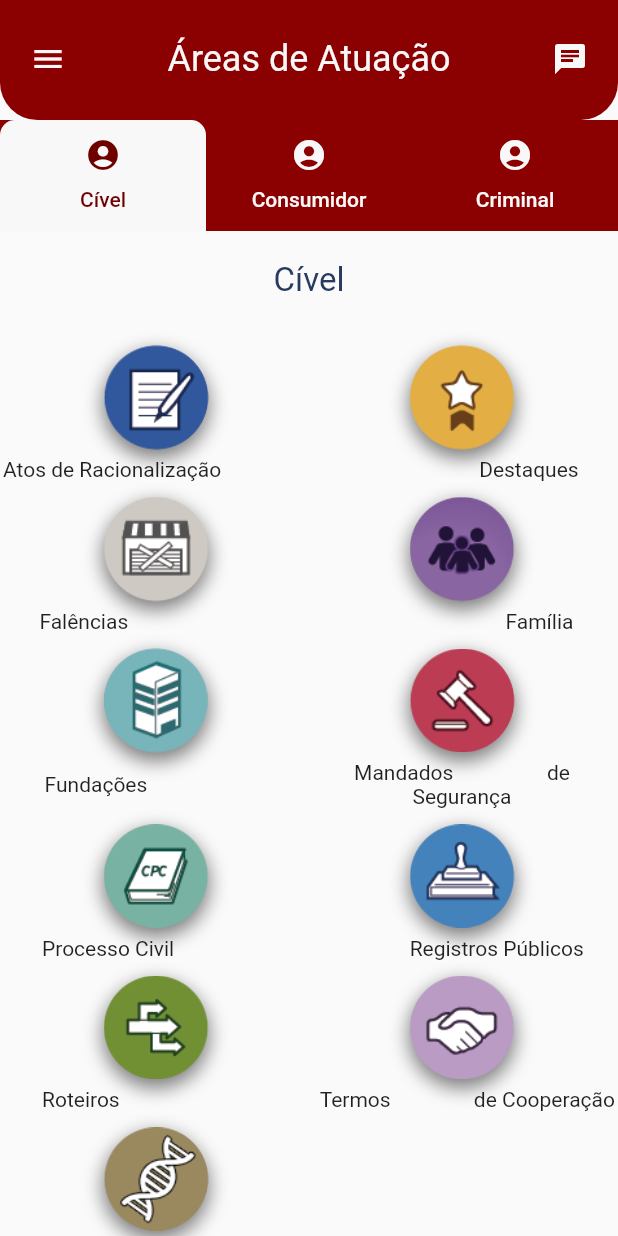
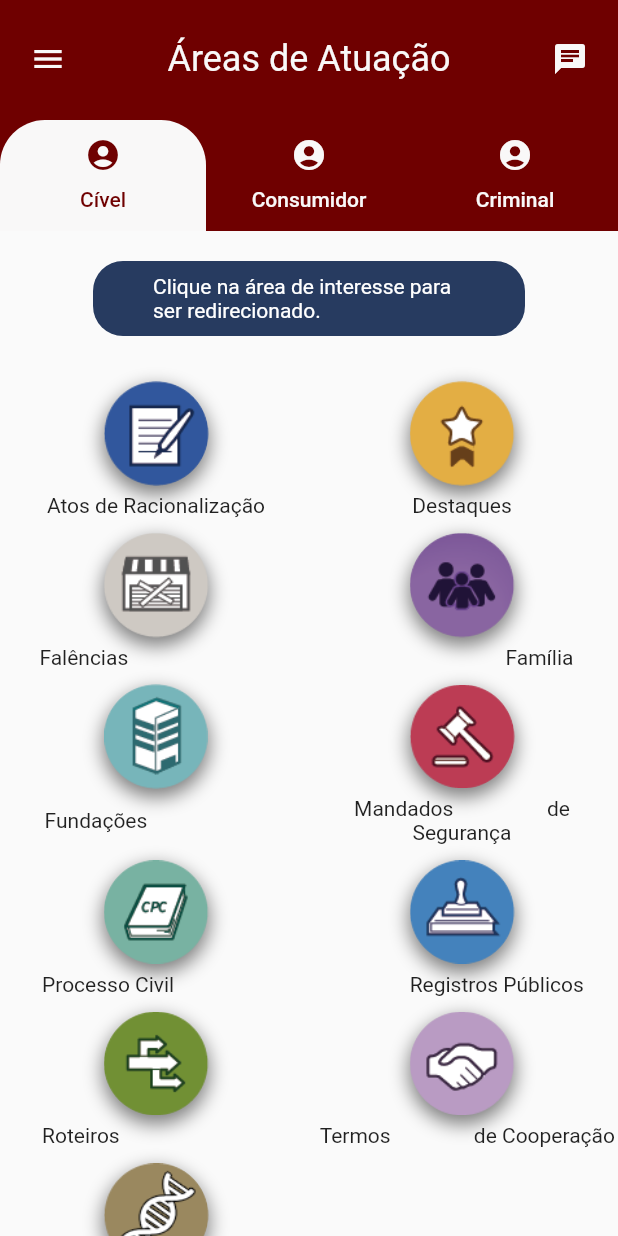
Before and after one commit to PapitoTI/Challenge_MPSP, a Flutter app: the Area screen opened directly, on a phone screen of 412 x 824 dp. Run offline on Flutter 3.47's test engine with Material 2 defaults, Android fonts, the phone set to English and light mode, and no system bars; our stand-ins replace bloc, flutter_bloc, font_awesome_flutter, google_fonts.

Commit message:
Correções pós implementação do TabBar

```diff
--- a/lib/views/area.view.dart
+++ b/lib/views/area.view.dart
@@ -23,7 +23,9 @@ class Area extends StatelessWidget with NavigationStates {
         body: SafeArea(
           child: Column(
             children: [
-              TopContainer(
+              Container(
+                padding: EdgeInsets.symmetric(horizontal: 20.0),
+                color: Palett.vermelhompsp2,
                 height: 80,
                 width: width,
                 child: Padding(
@@ -45,7 +47,9 @@ class Area extends StatelessWidget with NavigationStates {
                           Text(
                             "Áreas de Atuação",
                             style: TextStyle(
-                                fontSize: 24, color: Palett.brancompsp),
+                                fontSize: 24,
+                                color: Palett.brancompsp,
+                                fontFamily: "Roboto"),
                           ),
                           Icon(
                             Icons.chat,
@@ -53,23 +57,20 @@ class Area extends StatelessWidget with NavigationStates {
                           ),
                         ],
                       ),
-                      SizedBox(
-                        height: 30,
-                      ),
                     ],
                   ),
                 ),
               ),
               Container(
-                color: Palett.vermelhompsp,
+                color: Palett.vermelhompsp2,
                 child: TabBar(
                     labelColor: Palett.vermelhompsp2,
                     unselectedLabelColor: Palett.brancompsp,
                     indicatorSize: TabBarIndicatorSize.tab,
                     indicator: BoxDecoration(
                         borderRadius: BorderRadius.only(
-                          topLeft: Radius.circular(10),
-                          topRight: Radius.circular(10),
+                          topLeft: Radius.circular(30),
+                          topRight: Radius.circular(30),
                         ),
                         color: Palett.brancompsp),
                     tabs: [
--- a/lib/widgets/civel_widgets.dart
+++ b/lib/widgets/civel_widgets.dart
@@ -47,7 +47,7 @@ class CivelIconTitle extends StatelessWidget {
     return Flexible(
         child: Text(
       "$title",
-      //style: TextStyle(fontFamily: "Roboto", fontSize: 16.5),
+      style: TextStyle(fontFamily: "Roboto", fontSize: 14),
       textAlign: TextAlign.center,
     ));
   }
@@ -72,14 +72,29 @@ class CivelPage extends StatelessWidget {
               color: Colors.white,
             ),
             SizedBox(height: 20),
-            Container(
-              alignment: Alignment.center,
-              //color: Palett.azulmpsp,
-              //width: 100,
-              //height: 100,
-              child: Text(
-                "Cível",
-                style: TextStyle(fontSize: 22, color: Palett.azulmpsp),
+            Padding(
+              padding: const EdgeInsets.only(
+                left: 60,
+                right: 60,
+              ),
+              child: Container(
+                alignment: Alignment.center,
+                //color: Palett.azulmpsp,
+                //width: 100,
+                height: 50,
+                decoration: BoxDecoration(
+                    color: Palett.azulmpsp,
+                    borderRadius: BorderRadius.circular(20)),
+                child: Padding(
+                  padding: EdgeInsets.symmetric(horizontal: 40),
+                  child: Text(
+                    "Clique na área de interesse para ser redirecionado.",
+                    style: TextStyle(
+                        fontSize: 14,
+                        color: Colors.white,
+                        fontFamily: "Roboto"),
+                  ),
+                ),
               ),
             ),
             SizedBox(height: 30),
@@ -97,8 +112,9 @@ class CivelPage extends StatelessWidget {
               child: Row(
                 mainAxisAlignment: MainAxisAlignment.spaceBetween,
                 children: [
-                  CivelIconTitle("Atos de Racionalização"),
-                  CivelIconTitle("Destaques              "),
+                  CivelIconTitle("Atos de Racionalização                   "),
+                  CivelIconTitle(
+                      "Destaques                                         "),
                 ],
               ),
             ),
--- a/pubspec.yaml
+++ b/pubspec.yaml
@@ -29,7 +29,6 @@ dependencies:
   font_awesome_flutter: ^8.10.0
   google_fonts: ^1.1.0
   url_launcher: ^5.7.5
-  dots_indicator: ^1.2.0
 
 dev_dependencies:
   flutter_test:
```
Also changed, not shown: lib/widgets/consumidor_widgets.dart (+23 -8 lines), lib/widgets/criminal_widgets.dart (+23 -8 lines), pubspec.lock.
